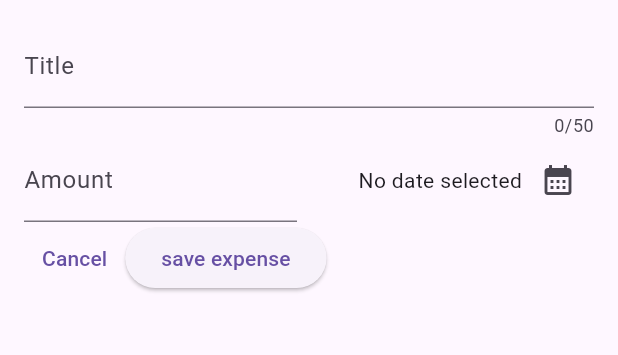
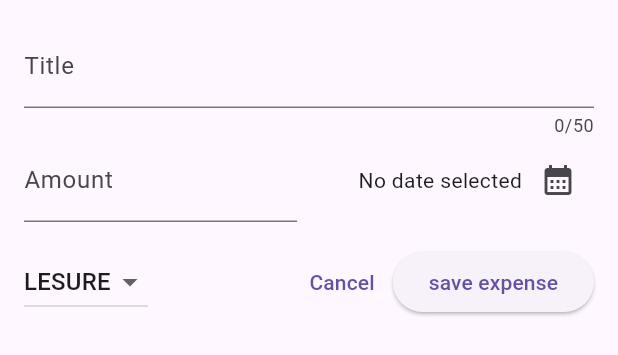
Before and after one commit to Ali-Rhayem/Expense_Tracker, a Flutter app: the NewExpense widget shown alone on an empty page, opened directly, on a phone screen of 412 x 824 dp. Shown: the top 355 px of the screen. Run offline on Flutter 3.47's test engine with Material 3 defaults, Android fonts, the phone set to English and light mode, and no system bars.

Commit message:
Add category selection dropdown to NewExpense widget

```diff
--- a/lib/widgets/new_expense.dart
+++ b/lib/widgets/new_expense.dart
@@ -13,6 +13,7 @@ class _NewExpenseState extends State<NewExpense> {
   final _titleController = TextEditingController();
   final _amountController = TextEditingController();
   DateTime? _selectedDate;
+  Category _selectedCategory = Category.lesure;
 
   void _presentDatePicker() async {
     final now = DateTime.now();
@@ -66,7 +67,9 @@ class _NewExpenseState extends State<NewExpense> {
                   mainAxisAlignment: MainAxisAlignment.end,
                   crossAxisAlignment: CrossAxisAlignment.center,
                   children: [
-                    Text(_selectedDate == null ? 'No date selected': formatter.format(_selectedDate!)),
+                    Text(_selectedDate == null
+                        ? 'No date selected'
+                        : formatter.format(_selectedDate!)),
                     IconButton(
                         onPressed: _presentDatePicker,
                         icon: const Icon(Icons.calendar_month))
@@ -75,8 +78,28 @@ class _NewExpenseState extends State<NewExpense> {
               )
             ],
           ),
+          const SizedBox(
+            height: 16,
+          ),
           Row(
             children: [
+              DropdownButton(
+                value: _selectedCategory,
+                items: Category.values
+                    .map(
+                      (category) => DropdownMenuItem(
+                        value: category,
+                        child: Text(category.name.toUpperCase()),
+                      ),
+                    )
+                    .toList(),
+                onChanged: (value) {
+                  setState(() {
+                    _selectedCategory = value as Category;
+                  });
+                },
+              ),
+              const Spacer(),
               TextButton(
                 onPressed: () {
                   Navigator.pop(context);
```
